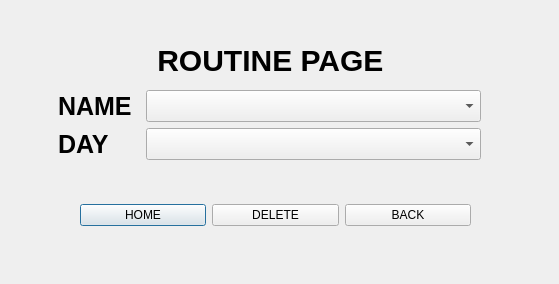
Above: deleteroutine.ui from Shasank12345/QT_PROJECT before the change. Below: the same form after it.
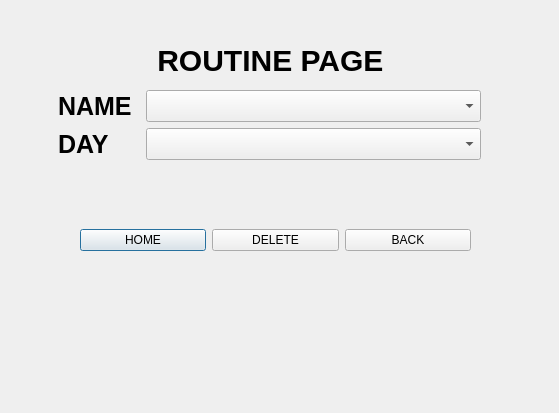
That is the form after the change. Icons and pictures are not drawn.

Patch:
```diff
--- a/deleteroutine.ui
+++ b/deleteroutine.ui
@@ -7,7 +7,7 @@
     <x>0</x>
     <y>0</y>
     <width>559</width>
-    <height>284</height>
+    <height>413</height>
    </rect>
   </property>
   <property name="windowTitle">
@@ -50,7 +50,7 @@
      <x>50</x>
      <y>90</y>
      <width>431</width>
-     <height>91</height>
+     <height>101</height>
     </rect>
    </property>
    <layout class="QFormLayout" name="formLayout">
@@ -135,7 +135,7 @@
      <x>80</x>
      <y>190</y>
      <width>391</width>
-     <height>51</height>
+     <height>101</height>
     </rect>
    </property>
    <layout class="QHBoxLayout" name="horizontalLayout">
```
